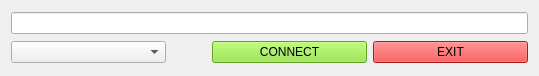
Above: widget.ui from metalnom/Cpp_QtSensorBoardEnroll before the change. Below: the same form after it.
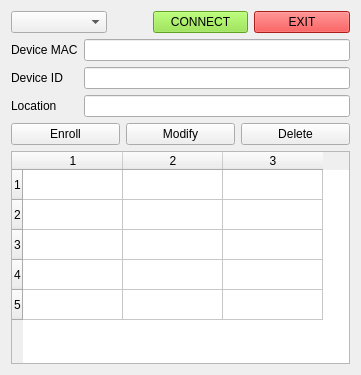
That is the form after the change.

The edit to the form file:
```diff
--- a/widget.ui
+++ b/widget.ui
@@ -6,17 +6,14 @@
    <rect>
     <x>0</x>
     <y>0</y>
-    <width>539</width>
-    <height>76</height>
+    <width>361</width>
+    <height>375</height>
    </rect>
   </property>
   <property name="windowTitle">
    <string>UARTmonitor</string>
   </property>
-  <layout class="QVBoxLayout" name="verticalLayout">
-   <item>
-    <widget class="QLineEdit" name="le_mac"/>
-   </item>
+  <layout class="QVBoxLayout" name="verticalLayout_4">
    <item>
     <layout class="QGridLayout" name="gridLayout">
      <item row="0" column="1">
@@ -938,6 +935,95 @@
      </item>
     </layout>
    </item>
+   <item>
+    <layout class="QVBoxLayout" name="verticalLayout_3">
+     <item>
+      <layout class="QHBoxLayout" name="horizontalLayout">
+       <item>
+        <layout class="QVBoxLayout" name="verticalLayout">
+         <item>
+          <widget class="QLabel" name="lb_mac">
+           <property name="text">
+            <string>Device MAC</string>
+           </property>
+          </widget>
+         </item>
+         <item>
+          <widget class="QLabel" name="lb_id">
+           <property name="text">
+            <string>Device ID</string>
+           </property>
+          </widget>
+         </item>
+         <item>
+          <widget class="QLabel" name="lb_loc">
+           <property name="text">
+            <string>Location</string>
+           </property>
+          </widget>
+         </item>
+        </layout>
+       </item>
+       <item>
+        <layout class="QVBoxLayout" name="verticalLayout_2">
+         <item>
+          <widget class="QLineEdit" name="le_mac"/>
+         </item>
+         <item>
+          <widget class="QLineEdit" name="le_id"/>
+         </item>
+         <item>
+          <widget class="QLineEdit" name="le_loc"/>
+         </item>
+        </layout>
+       </item>
+      </layout>
+     </item>
+     <item>
+      <layout class="QHBoxLayout" name="horizontalLayout_2">
+       <item>
+        <widget class="QPushButton" name="pb_enr">
+         <property name="text">
+          <string>Enroll</string>
+         </property>
+        </widget>
+       </item>
+       <item>
+        <widget class="QPushButton" name="pb_mod">
+         <property name="text">
+          <string>Modify</string>
+         </property>
+        </widget>
+       </item>
+       <item>
+        <widget class="QPushButton" name="pb_del">
+         <property name="text">
+          <string>Delete</string>
+         </property>
+        </widget>
+       </item>
+      </layout>
+     </item>
+    </layout>
+   </item>
+   <item>
+    <widget class="QTableWidget" name="table_list">
+     <property name="rowCount">
+      <number>5</number>
+     </property>
+     <property name="columnCount">
+      <number>3</number>
+     </property>
+     <row/>
+     <row/>
+     <row/>
+     <row/>
+     <row/>
+     <column/>
+     <column/>
+     <column/>
+    </widget>
+   </item>
   </layout>
  </widget>
  <resources/>
```
Left out of the diff: 906 changed lines with no effect on the pictures.
